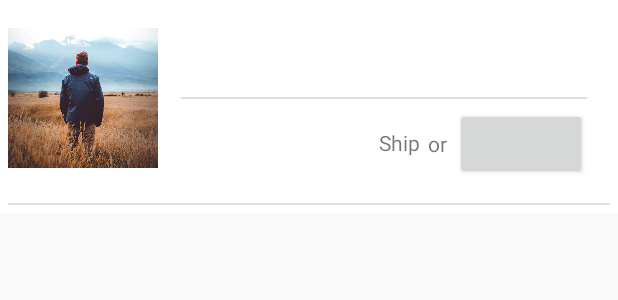
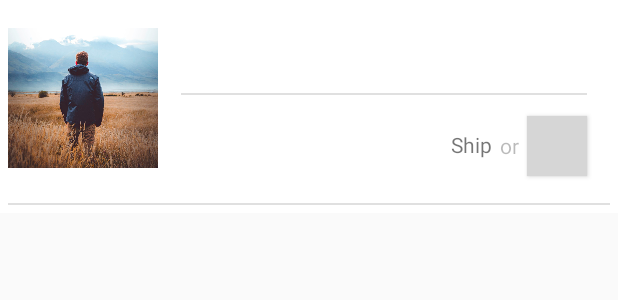
Before and after one commit to dino-sunny/android-case-study, an Android app: the layout deal_list_item.xml on its own in the app's theme, with its tools: preview values and no code run, on a phone screen of 412 x 824 dp. Shown: the top 300 px of the screen. Run offline under Robolectric (Android 15) with nearby library versions, the phone set to English and light mode, and no system bars; grey boxes are pictures that could not be loaded.

Commit message:
deals data passed to details

```diff
--- a/app/src/main/java/com/target/targetcasestudy/data/DealItem.kt
+++ b/app/src/main/java/com/target/targetcasestudy/data/DealItem.kt
@@ -8,7 +8,8 @@ data class DealItem(
   var description: String,
   var price: String,
   var aisle: String,
-  var regular_price: Price
+  var regular_price: Price,
+  var image_url: String
 )
 data class Price(
   var amount_in_cents: Int,
--- a/app/src/main/java/com/target/targetcasestudy/ui/DealItemAdapter.kt
+++ b/app/src/main/java/com/target/targetcasestudy/ui/DealItemAdapter.kt
@@ -7,6 +7,7 @@ import androidx.recyclerview.widget.DiffUtil
 import androidx.recyclerview.widget.RecyclerView
 import com.target.targetcasestudy.data.DealItem
 import com.target.targetcasestudy.databinding.DealListItemBinding
+import com.target.targetcasestudy.utilities.ImageHandler.setGlideImage
 
 class DealItemAdapter(private val clickListener: DealItemListener) :
       ListAdapter<DealItem, DealItemViewHolder>(
@@ -21,6 +22,7 @@ class DealItemAdapter(private val clickListener: DealItemListener) :
 
   override fun onBindViewHolder(viewHolder: DealItemViewHolder, position: Int) {
     val item = getItem(position)
+    setGlideImage(item.image_url, viewHolder.binding.imageView3)
     viewHolder.bind((item), clickListener)
   }
 }
--- a/app/src/main/res/layout/deal_list_item.xml
+++ b/app/src/main/res/layout/deal_list_item.xml
@@ -38,7 +38,7 @@
         android:layout_marginStart="15dp"
         android:layout_marginEnd="15dp"
         android:text="@{deal.title}"
-        android:textSize="24sp"
+        android:textSize="20sp"
         app:layout_constraintBottom_toTopOf="@+id/view"
         app:layout_constraintEnd_toEndOf="parent"
         app:layout_constraintStart_toEndOf="@+id/imageView3"
@@ -51,6 +51,7 @@
         android:layout_height="1dp"
         android:layout_marginStart="15dp"
         android:layout_marginEnd="15dp"
+        android:layout_marginBottom="5dp"
         android:background="@color/light_gray_color"
         app:layout_constraintBottom_toTopOf="@+id/price_text"
         app:layout_constraintEnd_toEndOf="parent"
@@ -59,12 +60,12 @@
 
     <TextView
         android:id="@+id/price_text"
-        android:layout_width="80dp"
+        android:layout_width="100dp"
         android:layout_height="wrap_content"
         android:layout_marginStart="15dp"
         android:layout_marginBottom="10dp"
         android:text="@{deal.regular_price.display_string}"
-        android:textSize="24sp"
+        android:textSize="20sp"
         app:layout_constraintBottom_toTopOf="@+id/view3"
         app:layout_constraintHorizontal_chainStyle="spread_inside"
         app:layout_constraintStart_toEndOf="@+id/imageView3"
@@ -90,16 +91,19 @@
         android:layout_height="wrap_content"
         android:layout_marginEnd="5dp"
         android:text="@string/or"
+        android:alpha="0.5"
         app:layout_constraintBottom_toBottomOf="@+id/button3"
         app:layout_constraintEnd_toStartOf="@+id/button3"
         app:layout_constraintTop_toTopOf="@+id/button3" />
 
     <Button
         android:id="@+id/button3"
-        android:layout_width="wrap_content"
-        android:layout_height="wrap_content"
+        android:background="@drawable/round_button"
+        android:layout_width="40dp"
+        android:layout_height="40dp"
         android:layout_marginEnd="15dp"
         android:text="@{deal.aisle}"
+        android:textColor="@color/colorPrimary"
         app:layout_constraintBottom_toBottomOf="@+id/price_text"
         app:layout_constraintEnd_toEndOf="parent"
         app:layout_constraintTop_toTopOf="@+id/price_text" />
```
Also changed, not shown: app/src/main/java/com/target/targetcasestudy/ui/DealItemFragment.kt (+28 -2 lines).
